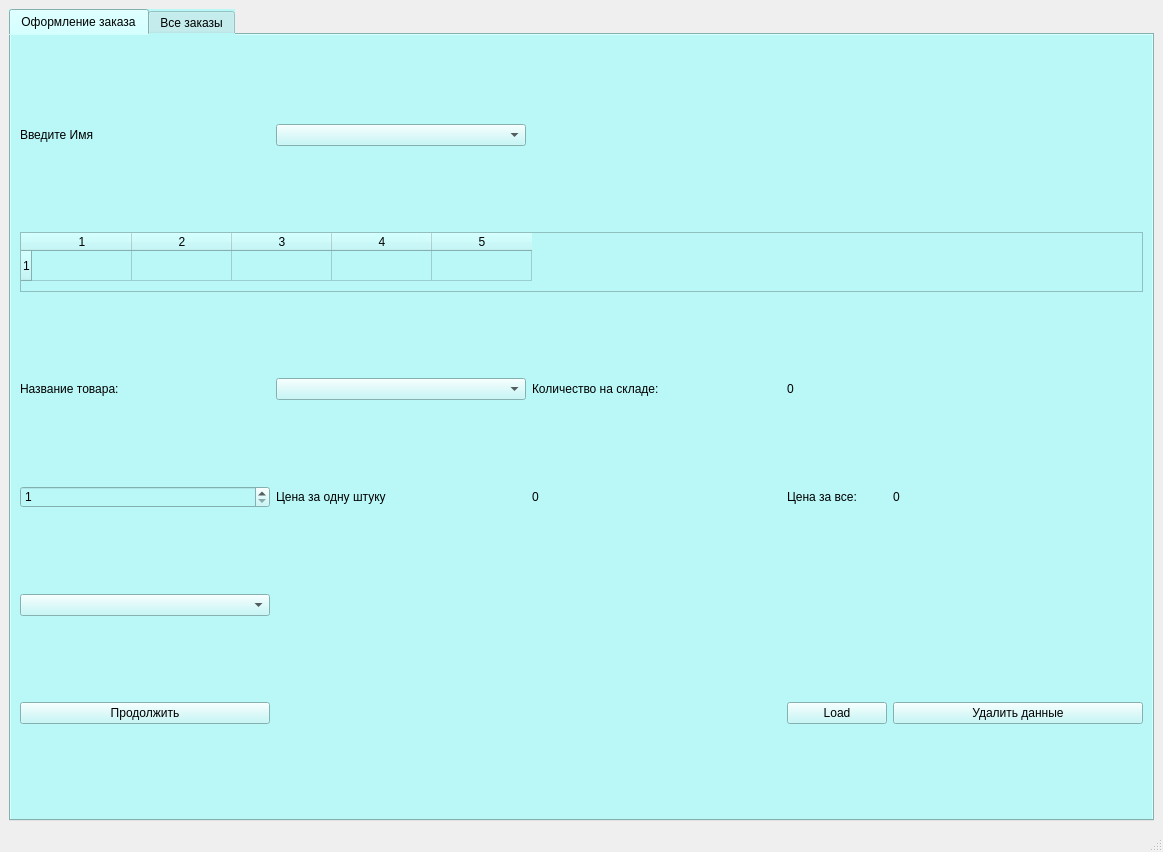
Hvendrix/Laba1Python, file interface.ui: the form before one commit.
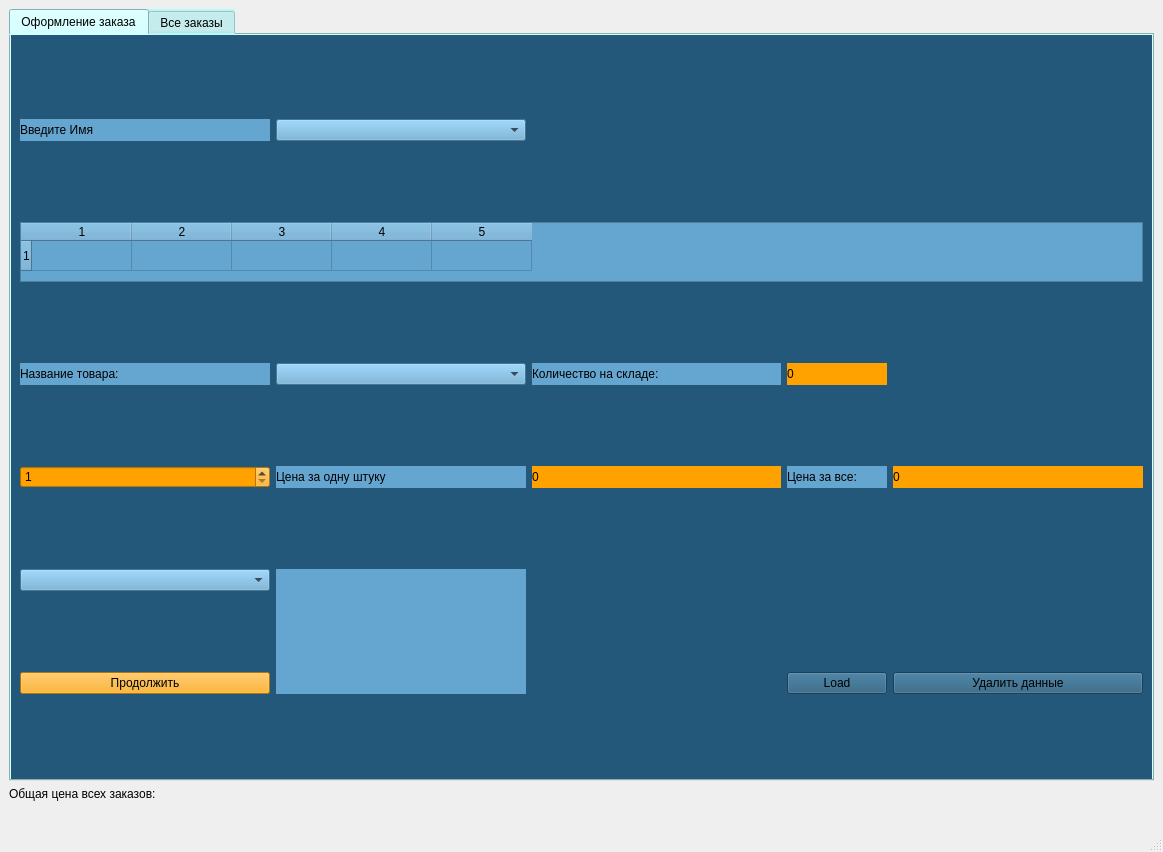
The form after the commit. The open tabs and pages were chosen to show the change.

What changed in the file:
```diff
--- a/interface.ui
+++ b/interface.ui
@@ -24,12 +24,19 @@
        <number>0</number>
       </property>
       <widget class="QWidget" name="tab">
+       <property name="styleSheet">
+        <string notr="true">background-color: rgb(36, 88, 122);</string>
+       </property>
        <attribute name="title">
         <string>Оформление заказа</string>
        </attribute>
        <layout class="QGridLayout" name="gridLayout">
         <item row="4" column="1">
          <widget class="QLabel" name="label_4">
+          <property name="styleSheet">
+           <string notr="true">
+background-color: rgb(101, 166, 209);</string>
+          </property>
           <property name="text">
            <string>Цена за одну штуку</string>
           </property>
@@ -37,23 +44,41 @@
         </item>
         <item row="4" column="0">
          <widget class="QSpinBox" name="amountSpinBox">
+          <property name="styleSheet">
+           <string notr="true">
+background-color: #FFA200;</string>
+          </property>
           <property name="minimum">
            <number>1</number>
           </property>
          </widget>
         </item>
         <item row="5" column="0">
-         <widget class="QComboBox" name="OperTypeBox"/>
+         <widget class="QComboBox" name="OperTypeBox">
+          <property name="styleSheet">
+           <string notr="true">
+background-color: rgb(101, 166, 209);</string>
+          </property>
+         </widget>
         </item>
         <item row="0" column="0">
          <widget class="QLabel" name="label_2">
+          <property name="styleSheet">
+           <string notr="true">
+background-color: rgb(101, 166, 209);</string>
+          </property>
           <property name="text">
            <string>Введите Имя</string>
           </property>
          </widget>
         </item>
         <item row="0" column="1">
-         <widget class="QComboBox" name="NameBox"/>
+         <widget class="QComboBox" name="NameBox">
+          <property name="styleSheet">
+           <string notr="true">
+background-color: rgb(101, 166, 209);</string>
+          </property>
+         </widget>
         </item>
         <item row="3" column="3">
          <widget class="QLabel" name="amountOnStoreTxt">
@@ -69,6 +94,10 @@
             <height>0</height>
            </size>
           </property>
+          <property name="styleSheet">
+           <string notr="true">
+background-color: #FFA200;</string>
+          </property>
           <property name="text">
            <string>0</string>
           </property>
@@ -88,6 +117,10 @@
             <height>60</height>
            </size>
           </property>
+          <property name="styleSheet">
+           <string notr="true">
+background-color: rgb(101, 166, 209);</string>
+          </property>
           <property name="rowCount">
            <number>1</number>
           </property>
@@ -104,6 +137,10 @@
         </item>
         <item row="4" column="2">
          <widget class="QLabel" name="oneCashTxt">
+          <property name="styleSheet">
+           <string notr="true">
+background-color: #FFA200;</string>
+          </property>
           <property name="text">
            <string>0</string>
           </property>
@@ -111,13 +148,22 @@
         </item>
         <item row="6" column="0">
          <widget class="QPushButton" name="nextBtn">
+          <property name="styleSheet">
+           <string notr="true">
+background-color: #FFA200;</string>
+          </property>
           <property name="text">
            <string>Продолжить</string>
           </property>
          </widget>
         </item>
         <item row="3" column="1">
-         <widget class="QComboBox" name="GoodsNameBox"/>
+         <widget class="QComboBox" name="GoodsNameBox">
+          <property name="styleSheet">
+           <string notr="true">
+background-color: rgb(101, 166, 209);</string>
+          </property>
+         </widget>
         </item>
         <item row="6" column="3">
          <widget class="QPushButton" name="loadBtn">
@@ -135,6 +181,10 @@
         </item>
         <item row="3" column="0">
          <widget class="QLabel" name="label">
+          <property name="styleSheet">
+           <string notr="true">
+background-color: rgb(101, 166, 209);</string>
+          </property>
           <property name="text">
            <string>Название товара:</string>
           </property>
@@ -142,6 +192,10 @@
         </item>
         <item row="3" column="2">
          <widget class="QLabel" name="label_3">
+          <property name="styleSheet">
+           <string notr="true">
+background-color: rgb(101, 166, 209);</string>
+          </property>
           <property name="text">
            <string>Количество на складе:</string>
           </property>
@@ -149,6 +203,10 @@
         </item>
         <item row="4" column="3">
          <widget class="QLabel" name="label_5">
+          <property name="styleSheet">
+           <string notr="true">
+background-color: rgb(101, 166, 209);</string>
+          </property>
           <property name="text">
            <string>Цена за все:</string>
           </property>
@@ -156,6 +214,10 @@
         </item>
         <item row="4" column="4">
          <widget class="QLabel" name="manyCashTxt">
+          <property name="styleSheet">
+           <string notr="true">
+background-color: #FFA200;</string>
+          </property>
           <property name="text">
            <string>0</string>
           </property>
@@ -164,7 +226,9 @@
         <item row="5" column="1" rowspan="2">
          <widget class="QLabel" name="warningTxt">
           <property name="styleSheet">
-           <string notr="true">color: rgb(204, 0, 0);</string>
+           <string notr="true">color: rgb(204, 0, 0);
+
+background-color: rgb(101, 166, 209);</string>
           </property>
           <property name="text">
            <string>&lt;html&gt;&lt;head/&gt;&lt;body&gt;&lt;p&gt;&lt;span style=&quot; font-weight:600; color:#cc0000;&quot;&gt;&lt;br/&gt;&lt;/span&gt;&lt;/p&gt;&lt;/body&gt;&lt;/html&gt;</string>
@@ -185,6 +249,20 @@
       </widget>
      </widget>
     </item>
+    <item>
+     <widget class="QLabel" name="label_6">
+      <property name="text">
+       <string>Общая цена всех заказов:</string>
+      </property>
+     </widget>
+    </item>
+    <item>
+     <widget class="QLabel" name="allPrice">
+      <property name="text">
+       <string/>
+      </property>
+     </widget>
+    </item>
    </layout>
   </widget>
   <widget class="QMenuBar" name="menubar">
```
Left out of the diff: 5 changed lines with no effect on the pictures.
